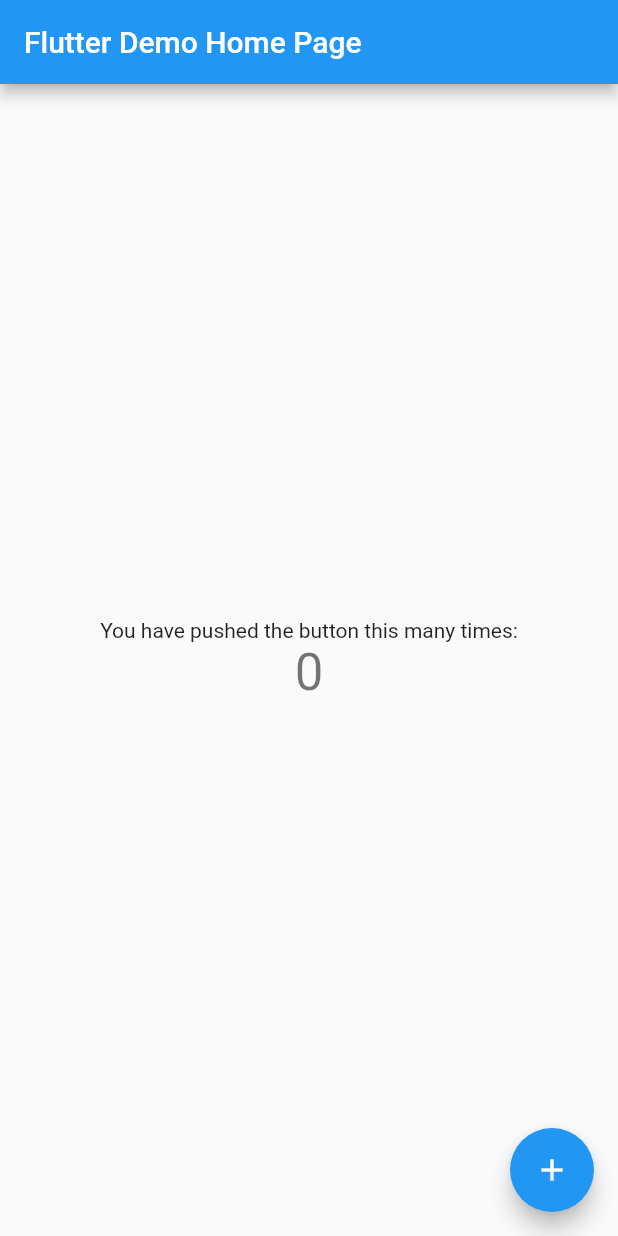
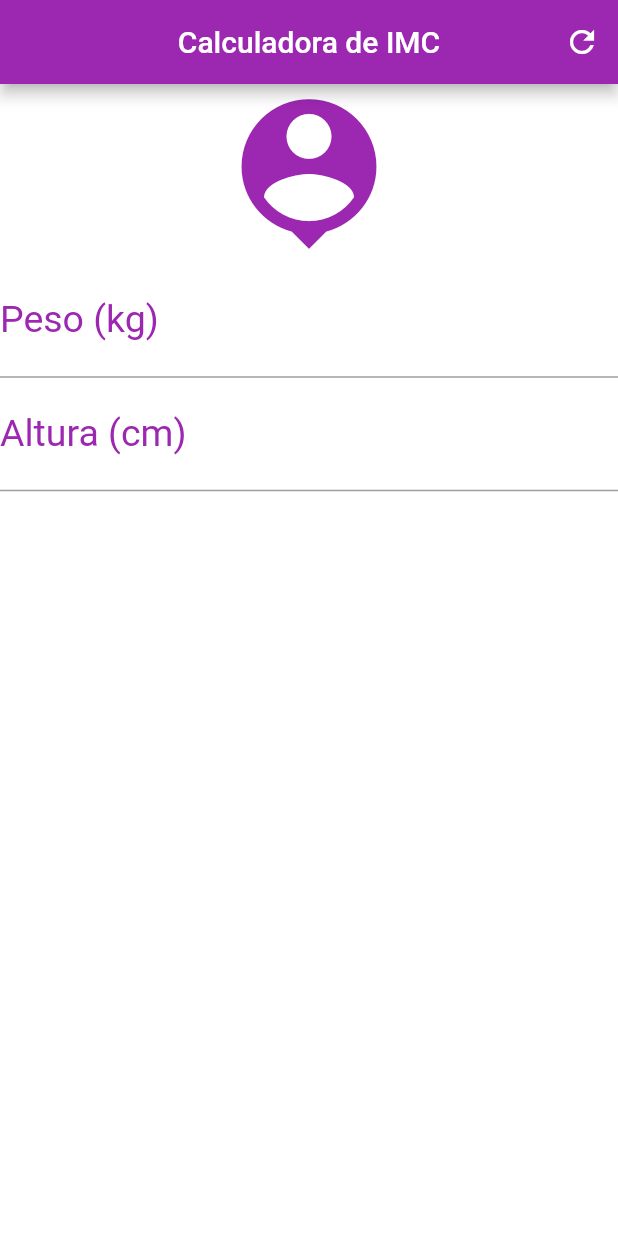
Before and after one commit to douglas-regatieri/calculadora_imc, a Flutter app: the screen it shows after launch, on a phone screen of 412 x 824 dp. Run offline on Flutter 3.47's test engine with Material 2 defaults, Android fonts, the phone set to English and light mode, and no system bars.

Commit message:
Criação da App bar e dos Inputs de Peso e Altura

```diff
--- a/lib/main.dart
+++ b/lib/main.dart
@@ -1,117 +1,57 @@
 import 'package:flutter/material.dart';
 
-void main() {
-  runApp(MyApp());
+void main (){
+  runApp(MaterialApp(
+    home: Home(),
+    ));
 }
 
-class MyApp extends StatelessWidget {
-  // This widget is the root of your application.
+class Home extends StatefulWidget {
+  @override
+  _HomeState createState() => _HomeState();
+}
+
+class _HomeState extends State<Home> {
   @override
   Widget build(BuildContext context) {
-    return MaterialApp(
-      title: 'Flutter Demo',
-      theme: ThemeData(
-        // This is the theme of your application.
-        //
-        // Try running your application with "flutter run". You'll see the
-        // application has a blue toolbar. Then, without quitting the app, try
-        // changing the primarySwatch below to Colors.green and then invoke
-        // "hot reload" (press "r" in the console where you ran "flutter run",
-        // or simply save your changes to "hot reload" in a Flutter IDE).
-        // Notice that the counter didn't reset back to zero; the application
-        // is not restarted.
-        primarySwatch: Colors.blue,
-        // This makes the visual density adapt to the platform that you run
-        // the app on. For desktop platforms, the controls will be smaller and
-        // closer together (more dense) than on mobile platforms.
-        visualDensity: VisualDensity.adaptivePlatformDensity,
+    return Scaffold(
+      appBar: AppBar(
+        title: Text('Calculadora de IMC'),
+        centerTitle: true,
+        backgroundColor: Colors.purple,
+
+        actions: <Widget> [
+          IconButton(icon: Icon(Icons.refresh),
+          onPressed: (){}),
+        ],
       ),
-      home: MyHomePage(title: 'Flutter Demo Home Page'),
+      backgroundColor: Colors.white,
+      body: Column(
+        crossAxisAlignment: CrossAxisAlignment.stretch,
+        children: <Widget>[
+          Icon(Icons.person_pin, size: 120.0, color: Colors.purple),
+          TextField(keyboardType: TextInputType.number,
+          decoration: InputDecoration(
+            labelText: 'Peso (kg)',
+            labelStyle: TextStyle(color: Colors.purple),
+          ),
+          textAlign: TextAlign.center,
+          style: TextStyle(color: Colors.purple, fontSize: 25.0,),
+          ),
+
+          TextField(keyboardType: TextInputType.number,
+          decoration: InputDecoration(
+            labelText: 'Altura (cm)',
+            labelStyle: TextStyle(color: Colors.purple),
+          ),
+          textAlign: TextAlign.center,
+          style: TextStyle(color: Colors.purple, fontSize: 25.0,),
+          ),
+
+
+
+        ]
+      ),
     );
   }
 }
-
-class MyHomePage extends StatefulWidget {
-  MyHomePage({Key key, this.title}) : super(key: key);
-
-  // This widget is the home page of your application. It is stateful, meaning
-  // that it has a State object (defined below) that contains fields that affect
-  // how it looks.
-
-  // This class is the configuration for the state. It holds the values (in this
-  // case the title) provided by the parent (in this case the App widget) and
-  // used by the build method of the State. Fields in a Widget subclass are
-  // always marked "final".
-
-  final String title;
-
-  @override
-  _MyHomePageState createState() => _MyHomePageState();
-}
-
-class _MyHomePageState extends State<MyHomePage> {
-  int _counter = 0;
-
-  void _incrementCounter() {
-    setState(() {
-      // This call to setState tells the Flutter framework that something has
-      // changed in this State, which causes it to rerun the build method below
-      // so that the display can reflect the updated values. If we changed
-      // _counter without calling setState(), then the build method would not be
-      // called again, and so nothing would appear to happen.
-      _counter++;
-    });
-  }
-
-  @override
-  Widget build(BuildContext context) {
-    // This method is rerun every time setState is called, for instance as done
-    // by the _incrementCounter method above.
-    //
-    // The Flutter framework has been optimized to make rerunning build methods
-    // fast, so that you can just rebuild anything that needs updating rather
-    // than having to individually change instances of widgets.
-    return Scaffold(
-      appBar: AppBar(
-        // Here we take the value from the MyHomePage object that was created by
-        // the App.build method, and use it to set our appbar title.
-        title: Text(widget.title),
-      ),
-      body: Center(
-        // Center is a layout widget. It takes a single child and positions it
-        // in the middle of the parent.
-        child: Column(
-          // Column is also a layout widget. It takes a list of children and
-          // arranges them vertically. By default, it sizes itself to fit its
-          // children horizontally, and tries to be as tall as its parent.
-          //
-          // Invoke "debug painting" (press "p" in the console, choose the
-          // "Toggle Debug Paint" action from the Flutter Inspector in Android
-          // Studio, or the "Toggle Debug Paint" command in Visual Studio Code)
-          // to see the wireframe for each widget.
-          //
-          // Column has various properties to control how it sizes itself and
-          // how it positions its children. Here we use mainAxisAlignment to
-          // center the children vertically; the main axis here is the vertical
-          // axis because Columns are vertical (the cross axis would be
-          // horizontal).
-          mainAxisAlignment: MainAxisAlignment.center,
-          children: <Widget>[
-            Text(
-              'You have pushed the button this many times:',
-            ),
-            Text(
-              '$_counter',
-              style: Theme.of(context).textTheme.headline4,
-            ),
-          ],
-        ),
-      ),
-      floatingActionButton: FloatingActionButton(
-        onPressed: _incrementCounter,
-        tooltip: 'Increment',
-        child: Icon(Icons.add),
-      ), // This trailing comma makes auto-formatting nicer for build methods.
-    );
-  }
-}
```
Also changed, not shown: 1 other file.
